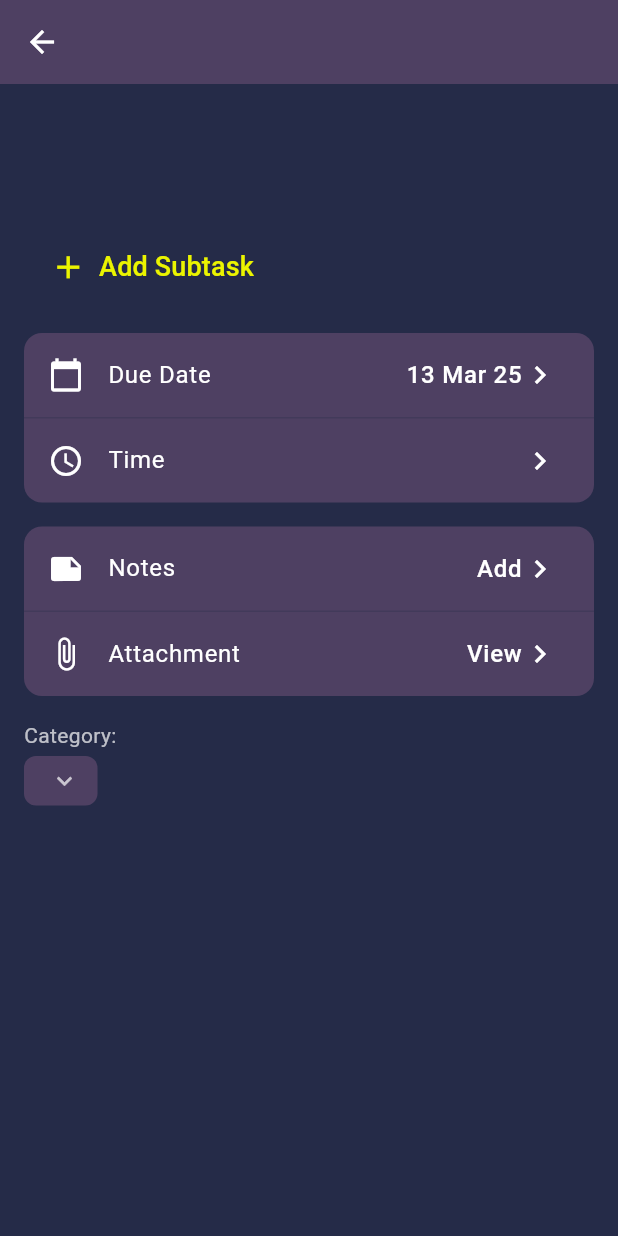
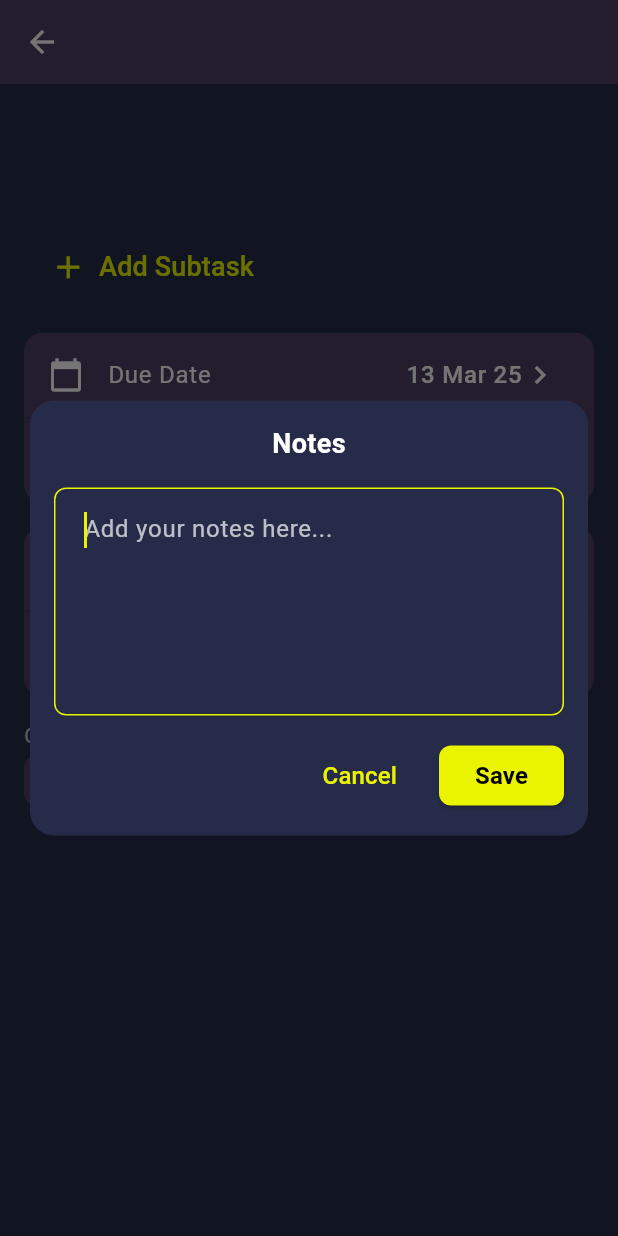
Before and after one commit to monsalman/flutter_todolist, a Flutter app: the TaskDetail screen opened directly with empty values, after a tap on "Notes", on a phone screen of 412 x 824 dp. Run offline on Flutter 3.47's test engine with Material 3 defaults, Android fonts, the phone set to English and light mode, and no system bars; our stand-ins replace flutter_dotenv, supabase_flutter; accounts and stored records are empty.

Commit message:
add notes and data notes to supabase

```diff
--- a/lib/Page/TaskDetail.dart
+++ b/lib/Page/TaskDetail.dart
@@ -915,6 +915,142 @@ class _TaskDetailState extends State<TaskDetail> {
     }
   }
 
+  Future<void> _editNotes(BuildContext context) async {
+    final TextEditingController notesController =
+        TextEditingController(text: widget.task['notes']);
+
+    final result = await showDialog<String>(
+      context: context,
+      builder: (BuildContext context) {
+        return Dialog(
+          backgroundColor: Colors.transparent,
+          insetPadding: EdgeInsets.symmetric(horizontal: 20),
+          child: Container(
+            decoration: BoxDecoration(
+              color: WarnaUtama,
+              borderRadius: BorderRadius.circular(16),
+            ),
+            child: Column(
+              mainAxisSize: MainAxisSize.min,
+              children: [
+                // Header
+                Padding(
+                  padding: const EdgeInsets.all(16),
+                  child: Text(
+                    'Notes',
+                    style: TextStyle(
+                      color: Colors.white,
+                      fontSize: 18,
+                      fontWeight: FontWeight.bold,
+                    ),
+                  ),
+                ),
+
+                // Notes TextField
+                Padding(
+                  padding: const EdgeInsets.symmetric(horizontal: 16),
+                  child: TextField(
+                    controller: notesController,
+                    maxLines: 5,
+                    autofocus: true,
+                    cursorColor: WarnaSecondary,
+                    textCapitalization: TextCapitalization.sentences,
+                    style: TextStyle(color: Colors.white),
+                    decoration: InputDecoration(
+                      hintText: 'Add your notes here...',
+                      hintStyle: TextStyle(color: Colors.white70),
+                      enabledBorder: OutlineInputBorder(
+                        borderSide: BorderSide(color: Colors.white70),
+                        borderRadius: BorderRadius.circular(8),
+                      ),
+                      focusedBorder: OutlineInputBorder(
+                        borderSide: BorderSide(color: WarnaSecondary),
+                        borderRadius: BorderRadius.circular(8),
+                      ),
+                      contentPadding: EdgeInsets.all(16),
+                    ),
+                  ),
+                ),
+
+                // Action buttons
+                Padding(
+                  padding: const EdgeInsets.all(16),
+                  child: Row(
+                    mainAxisAlignment: MainAxisAlignment.end,
+                    children: [
+                      TextButton(
+                        onPressed: () => Navigator.pop(context),
+                        child: Text(
+                          'Cancel',
+                          style: TextStyle(
+                            color: WarnaSecondary,
+                            fontSize: 16,
+                          ),
+                        ),
+                      ),
+                      SizedBox(width: 16),
+                      ElevatedButton(
+                        style: ElevatedButton.styleFrom(
+                          backgroundColor: WarnaSecondary,
+                          foregroundColor: Colors.black,
+                          shape: RoundedRectangleBorder(
+                            borderRadius: BorderRadius.circular(8),
+                          ),
+                        ),
+                        onPressed: () =>
+                            Navigator.pop(context, notesController.text),
+                        child: Text(
+                          'Save',
+                          style: TextStyle(
+                            fontSize: 16,
+                            fontWeight: FontWeight.bold,
+                          ),
+                        ),
+                      ),
+                    ],
+                  ),
+                ),
+              ],
+            ),
+          ),
+        );
+      },
+    );
+
+    if (result != null) {
+      try {
+        await Supabase.instance.client.from('tasks').update({
+          'notes': result,
+          'updated_at': DateTime.now().toIso8601String(),
+        }).eq('id', widget.task['id']);
+
+        setState(() {
+          widget.task['notes'] = result;
+        });
+
+        widget.onTaskUpdated();
+
+        if (mounted) {
+          ScaffoldMessenger.of(context).showSnackBar(
+            SnackBar(
+              content: Text('Notes updated successfully'),
+              backgroundColor: Colors.green,
+            ),
+          );
+        }
+      } catch (error) {
+        if (mounted) {
+          ScaffoldMessenger.of(context).showSnackBar(
+            SnackBar(
+              content: Text('Error updating notes: ${error.toString()}'),
+              backgroundColor: Colors.red,
+            ),
+          );
+        }
+      }
+    }
+  }
+
   @override
   Widget build(BuildContext context) {
     // Dapatkan subtasks yang sudah diurutkan
@@ -1154,18 +1290,36 @@ class _TaskDetailState extends State<TaskDetail> {
                 margin: EdgeInsets.only(bottom: 16),
                 child: Column(
                   children: [
-                    // Notes Row
                     ListTile(
                       leading: Icon(
                         Icons.note,
                         color: Colors.white,
                       ),
-                      title: Text(
-                        'Notes',
-                        style: TextStyle(
-                          color: Colors.white,
-                          fontSize: 16,
-                        ),
+                      title: Column(
+                        crossAxisAlignment: CrossAxisAlignment.start,
+                        children: [
+                          Text(
+                            'Notes',
+                            style: TextStyle(
+                              color: Colors.white,
+                              fontSize: 16,
+                            ),
+                          ),
+                          if (widget.task['notes'] != null &&
+                              widget.task['notes'].isNotEmpty)
+                            Padding(
+                              padding: const EdgeInsets.only(top: 4),
+                              child: Text(
+                                widget.task['notes'],
+                                style: TextStyle(
+                                  color: Colors.white70,
+                                  fontSize: 14,
+                                ),
+                                maxLines: 2,
+                                overflow: TextOverflow.ellipsis,
+                              ),
+                            ),
+                        ],
                       ),
                       trailing: Row(
                         mainAxisSize: MainAxisSize.min,
@@ -1173,7 +1327,7 @@ class _TaskDetailState extends State<TaskDetail> {
                           Text(
                             widget.task['notes'] != null &&
                                     widget.task['notes'].isNotEmpty
-                                ? 'View'
+                                ? 'Edit'
                                 : 'Add',
                             style: TextStyle(
                               color: Colors.white,
@@ -1186,9 +1340,7 @@ class _TaskDetailState extends State<TaskDetail> {
                           ),
                         ],
                       ),
-                      onTap: () {
-                        // TODO: Implement notes editor
-                      },
+                      onTap: () => _editNotes(context),
                     ),
 
                     Divider(height: 1, color: WarnaUtama.withOpacity(0.3)),
```
